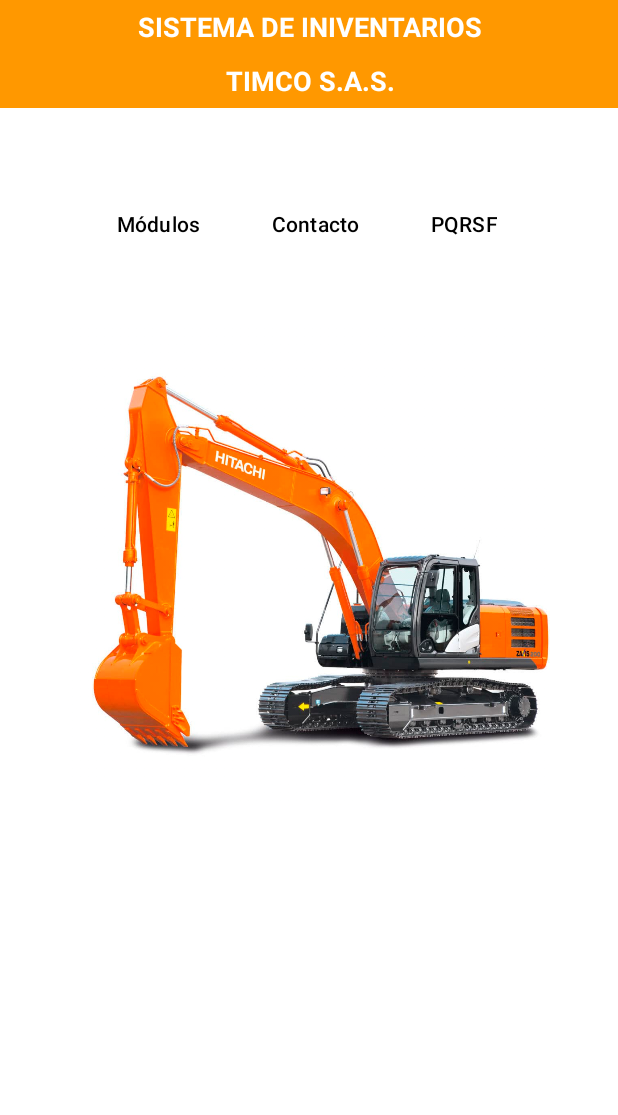
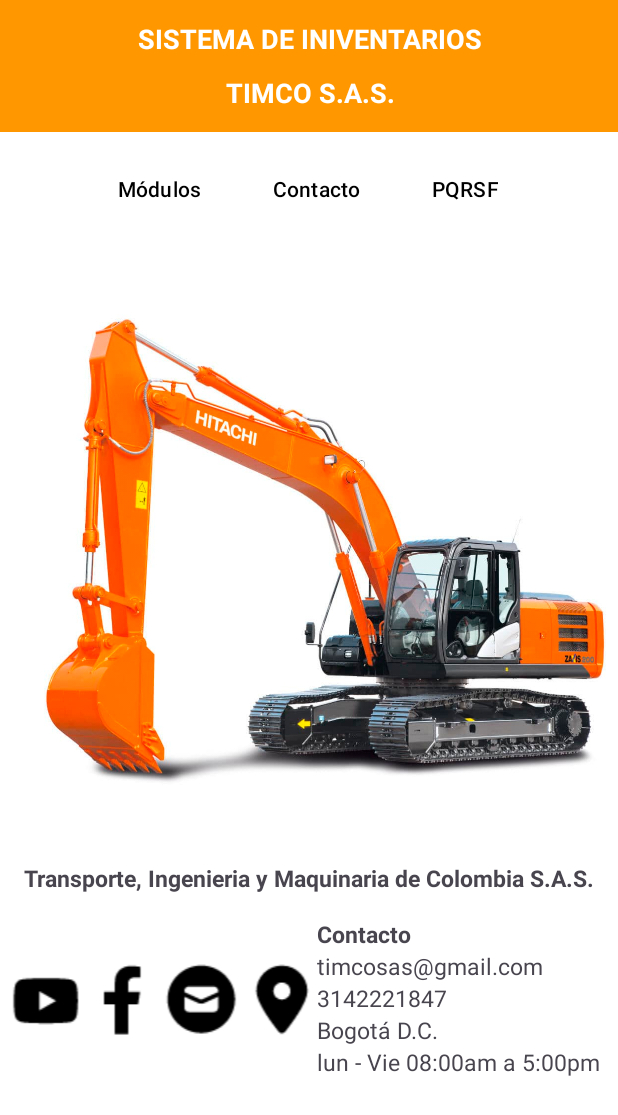
Before and after one commit to Brigitte9219/TimcoApp_AndroidStudio, an Android app: the screen it shows after launch (MainActivity), on a phone screen of 412 x 824 dp. Shown: the top 1115 px of the screen. Run offline under Robolectric (Android 15) with nearby library versions, the phone set to English and light mode, and no system bars.

Commit message:
Actualizando página de inicio

```diff
--- a/app/src/main/res/layout/activity_main.xml
+++ b/app/src/main/res/layout/activity_main.xml
@@ -9,8 +9,10 @@
 
     <LinearLayout
         android:id="@+id/linearLayout"
-        android:layout_width="414dp"
-        android:layout_height="107dp"
+        android:layout_width="413dp"
+        android:layout_height="88dp"
+        android:background="#FF9800"
+        android:gravity="center"
         android:orientation="vertical"
         app:layout_constraintEnd_toEndOf="parent"
         app:layout_constraintStart_toStartOf="parent"
@@ -33,23 +35,22 @@
             android:layout_width="match_parent"
             android:layout_height="36dp"
             android:background="#FF9800"
+            android:gravity="center"
+            android:text="@string/tituloDos"
+            android:textAlignment="center"
             android:textColor="@color/white"
-            android:textStyle="bold"
-            android:gravity="center"
-            android:textAlignment="center"
             android:textSize="18dp"
-            android:text="@string/tituloDos" />
+            android:textStyle="bold" />
 
     </LinearLayout>
 
     <TableRow
         android:id="@+id/tableRow"
-        android:layout_width="410dp"
-        android:layout_height="84dp"
-        android:background="#FFFFFF"
+        android:layout_width="350dp"
+        android:layout_height="76dp"
         android:gravity="center"
         app:layout_constraintEnd_toEndOf="parent"
-        app:layout_constraintHorizontal_bias="0.0"
+        app:layout_constraintHorizontal_bias="0.491"
         app:layout_constraintStart_toStartOf="parent"
         app:layout_constraintTop_toBottomOf="@+id/linearLayout">
 
@@ -59,38 +60,141 @@
             android:layout_height="wrap_content"
             android:backgroundTint="@color/white"
             android:text="@string/botonUno"
-            android:textColor="@color/black" />
+            android:textColor="@color/black"
+            app:backgroundTint="#FFEB3B" />
 
         <Button
             android:id="@+id/button2"
             android:layout_width="wrap_content"
             android:layout_height="wrap_content"
+            android:backgroundTint="@color/white"
             android:text="@string/botonDos"
-            android:textColor="@color/black"
-            android:backgroundTint="@color/white"/>
+            android:textColor="@color/black" />
 
         <Button
             android:id="@+id/button3"
             android:layout_width="wrap_content"
             android:layout_height="wrap_content"
+            android:backgroundTint="@color/white"
             android:text="@string/botonTres"
-            android:textColor="@color/black"
-            android:backgroundTint="@color/white"/>
+            android:textColor="@color/black" />
 
     </TableRow>
 
     <TableRow
-        android:layout_width="324dp"
-        android:layout_height="369dp"
+        android:id="@+id/tableRow2"
+        android:layout_width="415dp"
+        android:layout_height="404dp"
+        android:paddingBottom="3dp"
+        android:paddingTop="3dp"
         app:layout_constraintEnd_toEndOf="parent"
         app:layout_constraintStart_toStartOf="parent"
-        app:layout_constraintTop_toBottomOf="@+id/tableRow" >
+        app:layout_constraintTop_toBottomOf="@+id/tableRow">
 
         <ImageView
             android:id="@+id/imageView"
-            android:layout_width="wrap_content"
-            android:layout_height="wrap_content"
-            android:src="@drawable/retro" />
+            android:layout_height="match_parent"
+            android:src="@drawable/retro"
+            android:layout_gravity="center"/>
     </TableRow>
 
+    <LinearLayout
+        android:layout_width="410dp"
+        android:layout_height="158dp"
+        android:orientation="vertical"
+        app:layout_constraintBottom_toBottomOf="parent"
+        app:layout_constraintEnd_toEndOf="parent"
+        app:layout_constraintStart_toStartOf="parent"
+        app:layout_constraintTop_toBottomOf="@+id/tableRow2"
+        app:layout_constraintVertical_bias="0.0">
+
+        <TextView
+            android:id="@+id/textView3"
+            android:layout_width="match_parent"
+            android:layout_height="35dp"
+            android:gravity="center"
+            android:text="@string/pieUno"
+            android:textSize="15dp"
+            android:textStyle="bold" />
+
+        <LinearLayout
+            android:layout_width="match_parent"
+            android:layout_height="125dp"
+            android:gravity="center"
+            android:orientation="horizontal">
+
+            <ImageView
+                android:id="@+id/imageView2"
+                android:layout_width="wrap_content"
+                android:layout_height="wrap_content"
+                android:layout_weight="1"
+                android:src="@drawable/youtube" />
+
+            <ImageView
+                android:id="@+id/imageView3"
+                android:layout_width="wrap_content"
+                android:layout_height="wrap_content"
+                android:layout_weight="1"
+                android:src="@drawable/facebook" />
+
+            <ImageView
+                android:id="@+id/imageView4"
+                android:layout_width="wrap_content"
+                android:layout_height="wrap_content"
+                android:layout_weight="1"
+                android:src="@drawable/gmail" />
+
+            <ImageView
+                android:id="@+id/imageView5"
+                android:layout_width="wrap_content"
+                android:layout_height="wrap_content"
+                android:layout_weight="1"
+                android:src="@drawable/maps" />
+
+            <LinearLayout
+                android:layout_width="192dp"
+                android:layout_height="123dp"
+                android:layout_weight="1"
+                android:gravity="center"
+                android:orientation="vertical">
+
+                <TextView
+                    android:id="@+id/textView4"
+                    android:layout_width="match_parent"
+                    android:layout_height="wrap_content"
+                    android:text="@string/pieDos"
+                    android:textSize="15dp"
+                    android:textStyle="bold" />
+
+                <TextView
+                    android:id="@+id/textView5"
+                    android:layout_width="match_parent"
+                    android:layout_height="wrap_content"
+                    android:text="@string/pieTres"
+                    android:textSize="15dp" />
+
+                <TextView
+                    android:id="@+id/textView6"
+                    android:layout_width="match_parent"
+                    android:layout_height="wrap_content"
+                    android:text="@string/pieCuatro"
+                    android:textSize="15dp" />
+
+                <TextView
+                    android:id="@+id/textView7"
+                    android:layout_width="match_parent"
+                    android:layout_height="wrap_content"
+                    android:text="@string/pieCinco"
+                    android:textSize="15dp" />
+
+                <TextView
+                    android:id="@+id/textView8"
+                    android:layout_width="match_parent"
+                    android:layout_height="wrap_content"
+                    android:text="@string/pieSeis"
+                    android:textSize="15dp" />
+            </LinearLayout>
+        </LinearLayout>
+    </LinearLayout>
+
 </androidx.constraintlayout.widget.ConstraintLayout>
--- a/app/src/main/res/values/strings.xml
+++ b/app/src/main/res/values/strings.xml
@@ -5,4 +5,10 @@
     <string name="botonUno">Módulos</string>
     <string name="botonDos">Contacto</string>
     <string name="botonTres">PQRSF</string>
+    <string name="pieUno">Transporte, Ingenieria y Maquinaria de Colombia S.A.S.</string>
+    <string name="pieDos">Contacto</string>
+    <string name="pieTres">timcosas@gmail.com</string>
+    <string name="pieCuatro">3142221847</string>
+    <string name="pieCinco">Bogotá D.C.</string>
+    <string name="pieSeis">lun - Vie 08:00am a 5:00pm</string>
 </resources>
```
